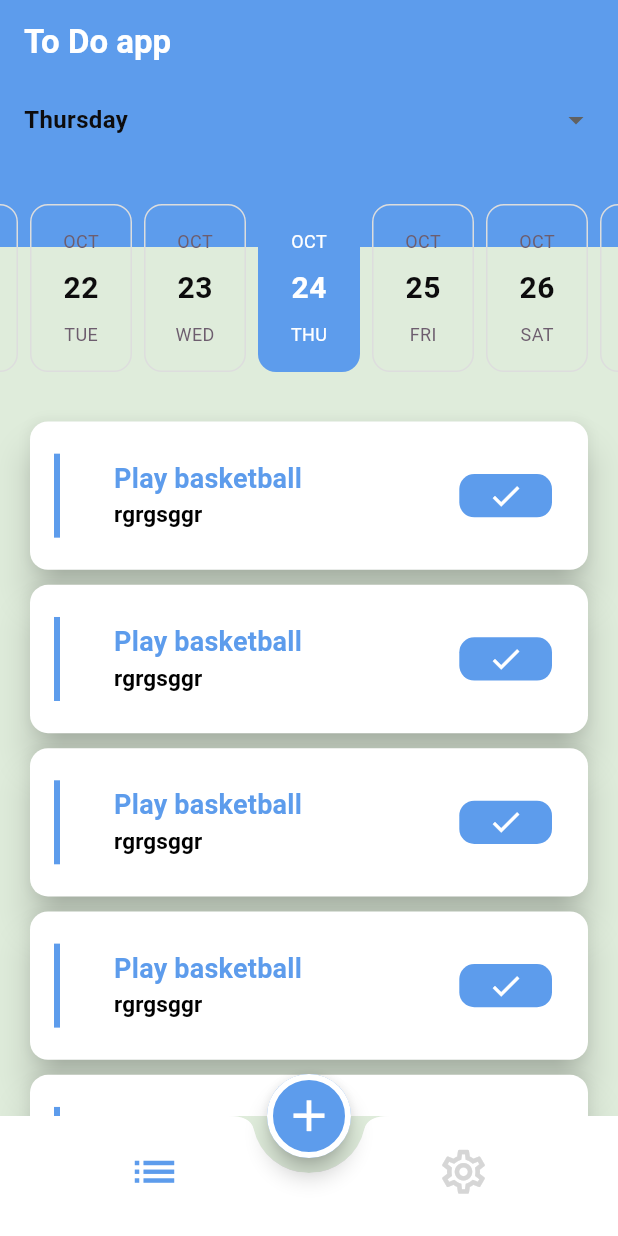
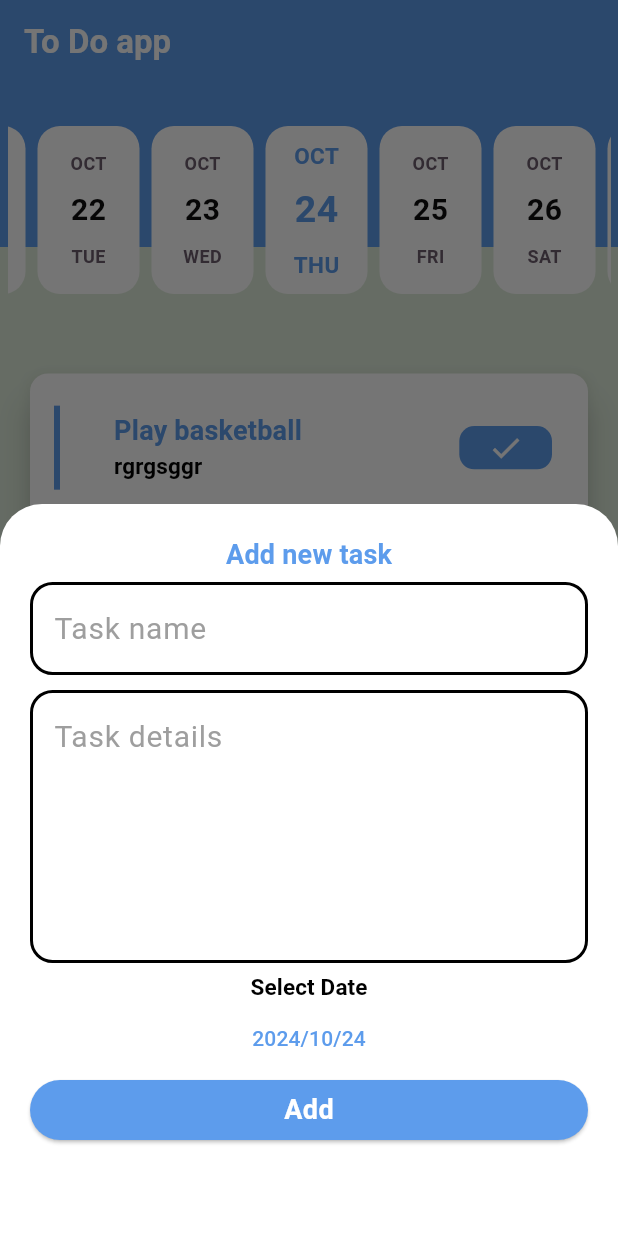
Before and after one commit to DdooMI/to_do_app, a Flutter app: the screen it shows after launch, after a tap on the "add" icon, on a phone screen of 412 x 824 dp. Run offline on Flutter 3.47's test engine with Material 3 defaults, Android fonts, the phone set to English and light mode, and no system bars; drawn by our look-alikes of easy_date_timeline.

Commit message:
date picker

```diff
--- a/lib/screens/bottom_navigation_bar/bottom_navigator_bar.dart
+++ b/lib/screens/bottom_navigation_bar/bottom_navigator_bar.dart
@@ -1,6 +1,7 @@
 import 'package:flutter/material.dart';
 import 'package:to_do_app/screens/bottom_navigation_bar/tabs/settings/settings_tab.dart';
 import 'package:to_do_app/screens/bottom_navigation_bar/tabs/tasks/tasks_tab.dart';
+import 'package:to_do_app/screens/bottom_navigation_bar/widgets/custom_bottom_sheet.dart';
 import 'package:to_do_app/screens/bottom_navigation_bar/widgets/custom_scafold_widget.dart';
 
 class BottomNavigatorBar extends StatefulWidget {
@@ -13,7 +14,7 @@ class BottomNavigatorBar extends StatefulWidget {
 
 class _BottomNavigatorBarState extends State<BottomNavigatorBar> {
   int currentIndex = 0;
-  List<Widget> tabs = [const TasksTab(), const SettingsTab()];
+  List<Widget> tabs = [TasksTab(), const SettingsTab()];
 
   @override
   Widget build(BuildContext context) {
@@ -40,7 +41,15 @@ class _BottomNavigatorBarState extends State<BottomNavigatorBar> {
               ]),
         ),
         floatingActionButton: FloatingActionButton(
-          onPressed: () {},
+          onPressed: () {
+            showModalBottomSheet(
+                isScrollControlled: true,
+                backgroundColor: Theme.of(context).colorScheme.onPrimary,
+                context: context,
+                builder: (context) {
+                  return const CustomBottomSheet();
+                });
+          },
           child: const Icon(
             Icons.add,
             size: 35,
--- a/lib/screens/bottom_navigation_bar/tabs/tasks/tasks_tab.dart
+++ b/lib/screens/bottom_navigation_bar/tabs/tasks/tasks_tab.dart
@@ -2,22 +2,61 @@ import 'package:easy_date_timeline/easy_date_timeline.dart';
 import 'package:flutter/material.dart';
 import 'package:to_do_app/screens/bottom_navigation_bar/widgets/task_card.dart';
 
-class TasksTab extends StatelessWidget {
-  const TasksTab({super.key});
+class TasksTab extends StatefulWidget {
+  TasksTab({super.key});
+
+  @override
+  State<TasksTab> createState() => _TasksTabState();
+}
+
+class _TasksTabState extends State<TasksTab> {
+  DateTime selectedDate = DateTime.now();
 
   @override
   Widget build(BuildContext context) {
     return Column(
       children: [
-        EasyDateTimeLine(
-          initialDate: DateTime.now(),
-          onDateChange: (selectedDate) {
-            //`selectedDate` the new date selected.
-          },
-          activeColor: Theme.of(context).colorScheme.primary,
-          dayProps: const EasyDayProps(
-            todayHighlightStyle: TodayHighlightStyle.withBackground,
-            todayHighlightColor: Color(0xffE1ECC8),
+        Padding(
+          padding: const EdgeInsets.symmetric(vertical: 20, horizontal: 5),
+          child: EasyInfiniteDateTimeLine(
+            onDateChange: (newDate) {
+              selectedDate = newDate;
+              setState(() {});
+            },
+            showTimelineHeader: false,
+            firstDate: DateTime(2024),
+            lastDate: DateTime(2025),
+            focusDate: selectedDate,
+            dayProps: EasyDayProps(
+                todayStyle: DayStyle(
+                  decoration: BoxDecoration(
+                      color: Theme.of(context).colorScheme.onPrimary,
+                      borderRadius: BorderRadius.circular(15),
+                      border: Border.all(
+                          color: Theme.of(context).colorScheme.primary,
+                          width: 4)),
+                ),
+                inactiveDayStyle: DayStyle(
+                  decoration: BoxDecoration(
+                      color: Theme.of(context).colorScheme.onPrimary,
+                      borderRadius: BorderRadius.circular(15)),
+                ),
+                activeDayStyle: DayStyle(
+                    dayNumStyle: TextStyle(
+                        fontSize: 25,
+                        fontWeight: FontWeight.w700,
+                        color: Theme.of(context).colorScheme.primary),
+                    dayStrStyle: TextStyle(
+                        fontSize: 15,
+                        fontWeight: FontWeight.w700,
+                        color: Theme.of(context).colorScheme.primary),
+                    monthStrStyle: TextStyle(
+                        fontSize: 15,
+                        fontWeight: FontWeight.w700,
+                        color: Theme.of(context).colorScheme.primary),
+                    decoration: BoxDecoration(
+                        color: Theme.of(context).colorScheme.onPrimary,
+                        borderRadius: BorderRadius.circular(15)))),
           ),
         ),
         Expanded(
--- /dev/null
+++ b/lib/screens/bottom_navigation_bar/widgets/custom_bottom_sheet.dart
@@ -0,0 +1,95 @@
+import 'package:flutter/material.dart';
+import 'package:intl/intl.dart';
+import 'package:to_do_app/screens/bottom_navigation_bar/widgets/custom_elevated_button.dart';
+import 'package:to_do_app/screens/bottom_navigation_bar/widgets/custom_text_filed.dart';
+
+class CustomBottomSheet extends StatefulWidget {
+  const CustomBottomSheet({super.key});
+
+  @override
+  State<CustomBottomSheet> createState() => _CustomBottomSheetState();
+}
+
+class _CustomBottomSheetState extends State<CustomBottomSheet> {
+  TextEditingController taskNameContorller = TextEditingController();
+  TextEditingController taskDetailsContorller = TextEditingController();
+  GlobalKey<FormState> formKey = GlobalKey<FormState>();
+  DateTime selectedDate = DateTime.now();
+  DateFormat dateFormat = DateFormat('yyyy/MM/dd');
+  @override
+  Widget build(BuildContext context) {
+    return Padding(
+      padding: const EdgeInsets.all(20.0),
+      child: Form(
+        key: formKey,
+        child: Column(
+          mainAxisSize: MainAxisSize.min,
+          children: [
+            Text(
+              "Add new task",
+              style: Theme.of(context).textTheme.titleMedium,
+            ),
+            CustomTextFiled(
+              controller: taskNameContorller,
+              hintText: "Task name",
+              validator: (value) {
+                if (value == null || value == " ") {
+                  return 'the task name can not be empty';
+                } else if (value.length < 5) {
+                  return 'task name can not be less than 5';
+                } else {
+                  return null;
+                }
+              },
+            ),
+            CustomTextFiled(
+              controller: taskDetailsContorller,
+              hintText: "Task details",
+              maxLines: 5,
+              validator: (value) {
+                if (value == null || value == " ") {
+                  return 'the task details can not be empty';
+                } else if (value.length < 5) {
+                  return 'task details can not be less than 5';
+                } else {
+                  return null;
+                }
+              },
+            ),
+            Text(
+              "Select Date",
+              style: Theme.of(context).textTheme.titleSmall,
+            ),
+            TextButton(
+                onPressed: () async {
+                  var date = await showDatePicker(
+                    context: context,
+                    firstDate: DateTime.now(),
+                    lastDate: DateTime.now().add(const Duration(days: 200)),
+                    initialDate: selectedDate,
+                  );
+                  if (date != null) {
+                    selectedDate = date;
+                    setState(() {});
+                  }
+                },
+                child: Text(dateFormat.format(selectedDate))),
+            SizedBox(
+              width: double.infinity,
+              child: CustomElevatedButton(
+                  onPressed: () {
+                    if (formKey.currentState!.validate()) {
+                      print("done");
+                    }
+                  },
+                  text: 'Add'),
+            ),
+            const SizedBox(
+              height: 40,
+            )
+          ],
+        ),
+      ),
+    );
+  }
+}
--- /dev/null
+++ b/lib/screens/bottom_navigation_bar/widgets/custom_elevated_button.dart
@@ -0,0 +1,19 @@
+import 'package:flutter/material.dart';
+
+class CustomElevatedButton extends StatelessWidget {
+  const CustomElevatedButton(
+      {required this.onPressed, required this.text, super.key});
+  final void Function()? onPressed;
+  final String text;
+  @override
+  Widget build(BuildContext context) {
+    return ElevatedButton(
+        onPressed: onPressed,
+        style: ElevatedButton.styleFrom(
+            backgroundColor: Theme.of(context).colorScheme.primary),
+        child: Text(
+          text,
+          style: Theme.of(context).textTheme.bodyMedium,
+        ));
+  }
+}
--- /dev/null
+++ b/lib/screens/bottom_navigation_bar/widgets/custom_text_filed.dart
@@ -0,0 +1,50 @@
+import 'package:flutter/material.dart';
+
+class CustomTextFiled extends StatelessWidget {
+  const CustomTextFiled(
+      {this.hintText,
+      required this.controller,
+      this.maxLines,
+      this.validator,
+      super.key});
+  final String? hintText;
+  final TextEditingController? controller;
+  final int? maxLines;
+  final String? Function(String?)? validator;
+  @override
+  Widget build(BuildContext context) {
+    return Padding(
+      padding: const EdgeInsets.symmetric(vertical: 5),
+      child: TextFormField(
+        controller: controller,
+        validator: validator,
+        maxLines: maxLines,
+        style: const TextStyle(fontSize: 20, color: Colors.black),
+        decoration: InputDecoration(
+            focusedErrorBorder: OutlineInputBorder(
+                borderRadius: BorderRadius.circular(15),
+                borderSide: BorderSide(
+                    color: Theme.of(context).colorScheme.primary, width: 2)),
+            border: OutlineInputBorder(
+                borderRadius: BorderRadius.circular(15),
+                borderSide: BorderSide(
+                    color: Theme.of(context).colorScheme.secondary, width: 2)),
+            enabledBorder: OutlineInputBorder(
+                borderRadius: BorderRadius.circular(15),
+                borderSide: BorderSide(
+                    color: Theme.of(context).colorScheme.secondary, width: 2)),
+            focusedBorder: OutlineInputBorder(
+                borderRadius: BorderRadius.circular(15),
+                borderSide: BorderSide(
+                    color: Theme.of(context).colorScheme.primary, width: 2)),
+            errorBorder: OutlineInputBorder(
+                borderRadius: BorderRadius.circular(15),
+                borderSide: BorderSide(color: Colors.red, width: 2)),
+            hintText: hintText,
+            errorStyle: TextStyle(color: Colors.red),
+            hintStyle: const TextStyle(
+                color: Colors.grey, fontWeight: FontWeight.normal)),
+      ),
+    );
+  }
+}
--- a/lib/screens/bottom_navigation_bar/widgets/task_card.dart
+++ b/lib/screens/bottom_navigation_bar/widgets/task_card.dart
@@ -34,7 +34,10 @@ class TaskCardWidget extends StatelessWidget {
               decoration: BoxDecoration(
                   color: Theme.of(context).colorScheme.primary,
                   borderRadius: BorderRadius.circular(10)),
-              child: Icon(Icons.check),
+              child: const Icon(
+                Icons.check,
+                color: Colors.white,
+              ),
             ),
           ),
         ),
--- a/lib/theme/theme.dart
+++ b/lib/theme/theme.dart
@@ -3,6 +3,11 @@ import 'package:to_do_app/theme/colors.dart';
 
 class ThemeApp {
   static ThemeData lightTheme = ThemeData(
+      datePickerTheme: DatePickerThemeData(
+        headerBackgroundColor: ColorsApp.primaryColor,
+        headerForegroundColor: Colors.white,
+        backgroundColor: Colors.white,
+      ),
       textTheme: TextTheme(
           titleLarge: const TextStyle(
               fontSize: 22, color: Colors.white, fontWeight: FontWeight.w700),
@@ -11,7 +16,9 @@ class ThemeApp {
               color: ColorsApp.primaryColor,
               fontWeight: FontWeight.w700),
           titleSmall: const TextStyle(
-              fontSize: 15, color: Colors.black, fontWeight: FontWeight.w700)),
+              fontSize: 15, color: Colors.black, fontWeight: FontWeight.w700),
+          bodyMedium: const TextStyle(
+              fontSize: 18, color: Colors.white, fontWeight: FontWeight.w700)),
       appBarTheme: const AppBarTheme(
           color: Colors.transparent,
           foregroundColor: Colors.white,
@@ -35,12 +42,12 @@ class ThemeApp {
           brightness: Brightness.light,
           primary: ColorsApp.primaryColor,
           onPrimary: Colors.white,
-          secondary: Colors.white,
+          secondary: Colors.black,
           onSecondary: Colors.white,
           error: Colors.white,
           onError: Colors.white,
-          surface: Colors.white,
-          onSurface: Colors.white));
+          surface: ColorsApp.primaryColor,
+          onSurface: ColorsApp.primaryColor));
   static ThemeData darkTheme = ThemeData(
       scaffoldBackgroundColor: ColorsApp.bgColorDark,
       colorScheme: ColorScheme(
--- a/pubspec.yaml
+++ b/pubspec.yaml
@@ -37,6 +37,7 @@ dependencies:
   cupertino_icons: ^1.0.8
   flutter_native_splash: ^2.4.1
   easy_date_timeline: ^1.1.3
+  intl: ^0.19.0
 
 dev_dependencies:
   flutter_test:
```
Also changed, not shown: pubspec.lock.
